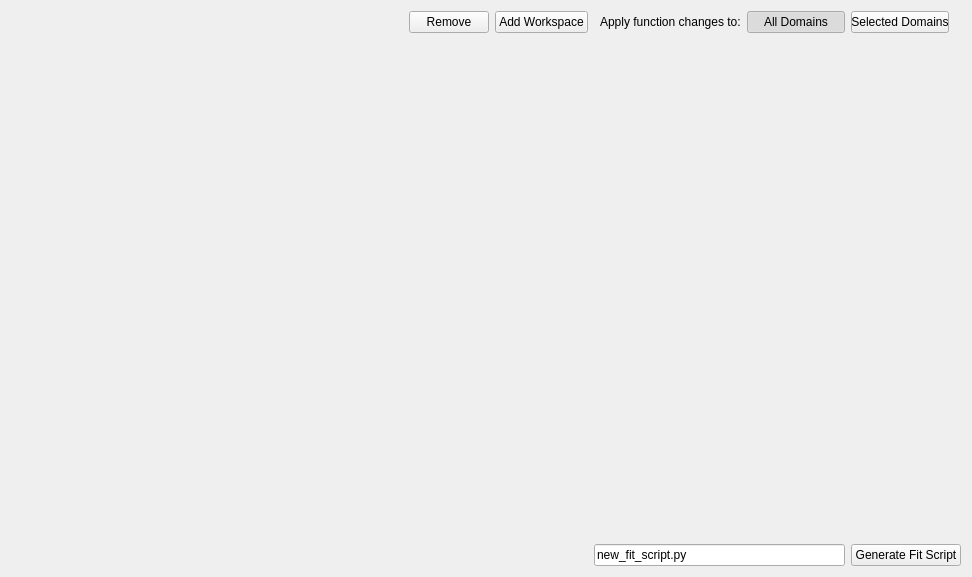
First picture: the form in qt/widgets/common/inc/MantidQtWidgets/Common/FitScriptGenerator.ui, repository mantidproject/mantid, before the edit.
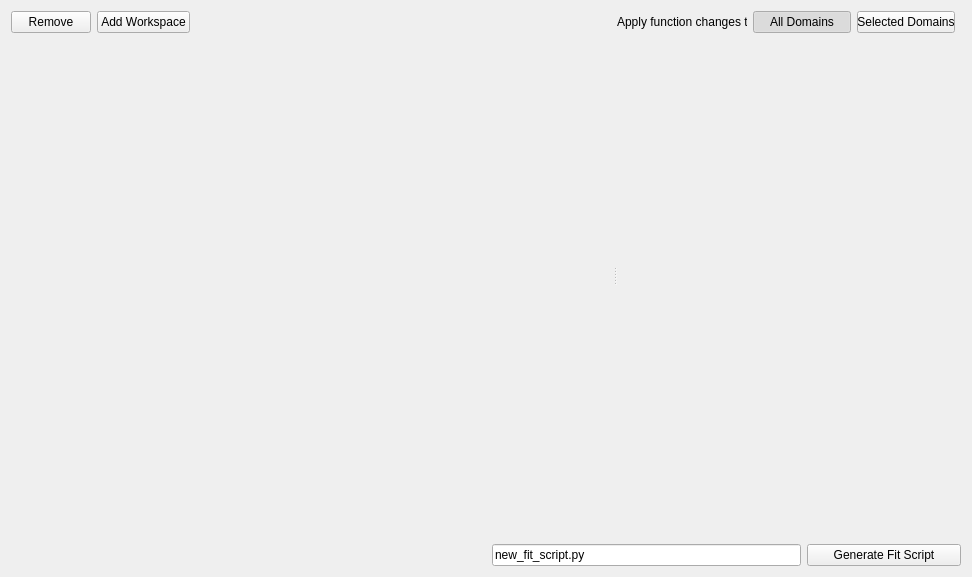
Second picture: the form after the edit.

Commit message: Refs #30686. Add horizontal splitter.

Patch:
```diff
--- a/qt/widgets/common/inc/MantidQtWidgets/Common/FitScriptGenerator.ui
+++ b/qt/widgets/common/inc/MantidQtWidgets/Common/FitScriptGenerator.ui
@@ -14,21 +14,71 @@
    <string>Fit Script Generator</string>
   </property>
   <layout class="QGridLayout" name="gridLayout">
-   <item row="0" column="1">
-    <widget class="QPushButton" name="pbRemove">
-     <property name="text">
-      <string>Remove</string>
-     </property>
-    </widget>
-   </item>
-   <item row="3" column="6">
+   <item row="1" column="5">
     <widget class="QPushButton" name="pbGenerateFitScript">
      <property name="text">
       <string>Generate Fit Script</string>
      </property>
     </widget>
    </item>
+   <item row="0" column="0" colspan="6">
+    <widget class="QFrame" name="fDataTableAndFunctionTree">
+     <layout class="QHBoxLayout" name="horizontalLayout">
+      <property name="leftMargin">
+       <number>0</number>
+      </property>
+      <property name="topMargin">
+       <number>0</number>
+      </property>
+      <property name="rightMargin">
+       <number>0</number>
+      </property>
+      <property name="bottomMargin">
+       <number>0</number>
+      </property>
+      <item>
+       <widget class="QSplitter" name="splitterHorizontal">
+        <property name="orientation">
+         <enum>Qt::Horizontal</enum>
+        </property>
+        <property name="childrenCollapsible">
+         <bool>false</bool>
+        </property>
+        <widget class="QFrame" name="fDataTableWidgets">
+         <property name="sizePolicy">
+          <sizepolicy hsizetype="Preferred" vsizetype="Preferred">
+           <horstretch>2</horstretch>
+           <verstretch>0</verstretch>
+          </sizepolicy>
+         </property>
+         <layout class="QGridLayout" name="gridLayout_3">
+          <property name="leftMargin">
+           <number>0</number>
+          </property>
+          <property name="topMargin">
+           <number>0</number>
+          </property>
+          <property name="rightMargin">
+           <number>0</number>
+          </property>
+          <property name="bottomMargin">
+           <number>0</number>
+          </property>
    <item row="0" column="0">
+           <widget class="QPushButton" name="pbRemove">
+            <property name="text">
+             <string>Remove</string>
+            </property>
+           </widget>
+          </item>
+          <item row="0" column="1">
+           <widget class="QPushButton" name="pbAddWorkspace">
+            <property name="text">
+             <string>Add Workspace</string>
+            </property>
+           </widget>
+          </item>
+          <item row="0" column="2">
     <spacer name="horizontalSpacer">
      <property name="orientation">
       <enum>Qt::Horizontal</enum>
@@ -41,7 +91,60 @@
      </property>
     </spacer>
    </item>
-   <item row="0" column="6">
+          <item row="1" column="0" colspan="3">
+           <widget class="QFrame" name="fDataTable">
+            <layout class="QGridLayout" name="gridLayout_2">
+             <property name="leftMargin">
+              <number>0</number>
+             </property>
+             <property name="topMargin">
+              <number>0</number>
+             </property>
+             <property name="rightMargin">
+              <number>0</number>
+             </property>
+             <property name="bottomMargin">
+              <number>0</number>
+             </property>
+            </layout>
+           </widget>
+          </item>
+         </layout>
+        </widget>
+        <widget class="QFrame" name="fFunctionTreeWidgets">
+         <layout class="QGridLayout" name="gridLayout_4">
+          <property name="leftMargin">
+           <number>0</number>
+          </property>
+          <property name="topMargin">
+           <number>0</number>
+          </property>
+          <property name="rightMargin">
+           <number>0</number>
+          </property>
+          <property name="bottomMargin">
+           <number>0</number>
+          </property>
+          <item row="0" column="1">
+           <widget class="QLabel" name="label">
+            <property name="minimumSize">
+             <size>
+              <width>130</width>
+              <height>0</height>
+             </size>
+            </property>
+            <property name="maximumSize">
+             <size>
+              <width>130</width>
+              <height>16777215</height>
+             </size>
+            </property>
+            <property name="text">
+             <string>Apply function changes to:</string>
+            </property>
+           </widget>
+          </item>
+          <item row="0" column="3">
     <widget class="QPushButton" name="pbSelectedDomains">
      <property name="minimumSize">
       <size>
@@ -63,7 +166,7 @@
      </property>
     </widget>
    </item>
-   <item row="0" column="5">
+          <item row="0" column="2">
     <widget class="QPushButton" name="pbAllDomains">
      <property name="minimumSize">
       <size>
@@ -88,8 +191,30 @@
      </property>
     </widget>
    </item>
-   <item row="1" column="3" rowspan="2" colspan="4">
+          <item row="0" column="4">
+           <spacer name="horizontalSpacer_2">
+            <property name="orientation">
+             <enum>Qt::Horizontal</enum>
+            </property>
+            <property name="sizeType">
+             <enum>QSizePolicy::Expanding</enum>
+            </property>
+            <property name="sizeHint" stdset="0">
+             <size>
+              <width>0</width>
+              <height>0</height>
+             </size>
+            </property>
+           </spacer>
+          </item>
+          <item row="1" column="1" colspan="4">
     <widget class="QFrame" name="fBrowsers">
+            <property name="minimumSize">
+             <size>
+              <width>50</width>
+              <height>0</height>
+             </size>
+            </property>
      <layout class="QVBoxLayout" name="verticalLayout">
       <property name="leftMargin">
        <number>0</number>
@@ -119,45 +244,20 @@
      </layout>
     </widget>
    </item>
-   <item row="1" column="0" rowspan="2" colspan="3">
-    <widget class="QFrame" name="fDataTable">
-     <layout class="QGridLayout" name="gridLayout_2">
-      <property name="leftMargin">
-       <number>0</number>
-      </property>
-      <property name="topMargin">
-       <number>0</number>
-      </property>
-      <property name="rightMargin">
-       <number>0</number>
-      </property>
-      <property name="bottomMargin">
-       <number>0</number>
-      </property>
-     </layout>
-    </widget>
-   </item>
-   <item row="0" column="2">
-    <widget class="QPushButton" name="pbAddWorkspace">
-     <property name="text">
-      <string>Add Workspace</string>
-     </property>
+         </layout>
+        </widget>
+       </widget>
+      </item>
+     </layout>
     </widget>
    </item>
-   <item row="3" column="3" colspan="3">
+   <item row="1" column="3" colspan="2">
     <widget class="QLineEdit" name="leScriptName">
      <property name="text">
       <string>new_fit_script.py</string>
      </property>
     </widget>
    </item>
-   <item row="0" column="4">
-    <widget class="QLabel" name="label">
-     <property name="text">
-      <string>Apply function changes to:</string>
-     </property>
-    </widget>
-   </item>
   </layout>
  </widget>
  <resources/>
```
Left out of the diff: 2 changed lines with no effect on the pictures. Lines whose indentation alone changed are shown as unchanged. The commit also changes 1 other file.
